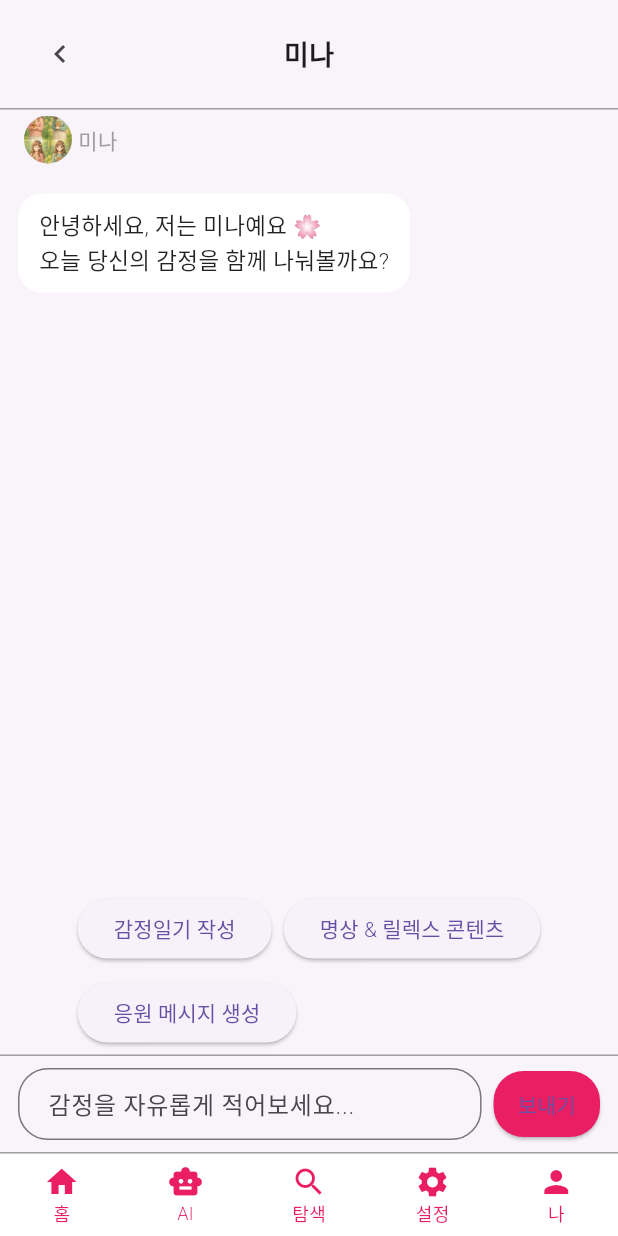
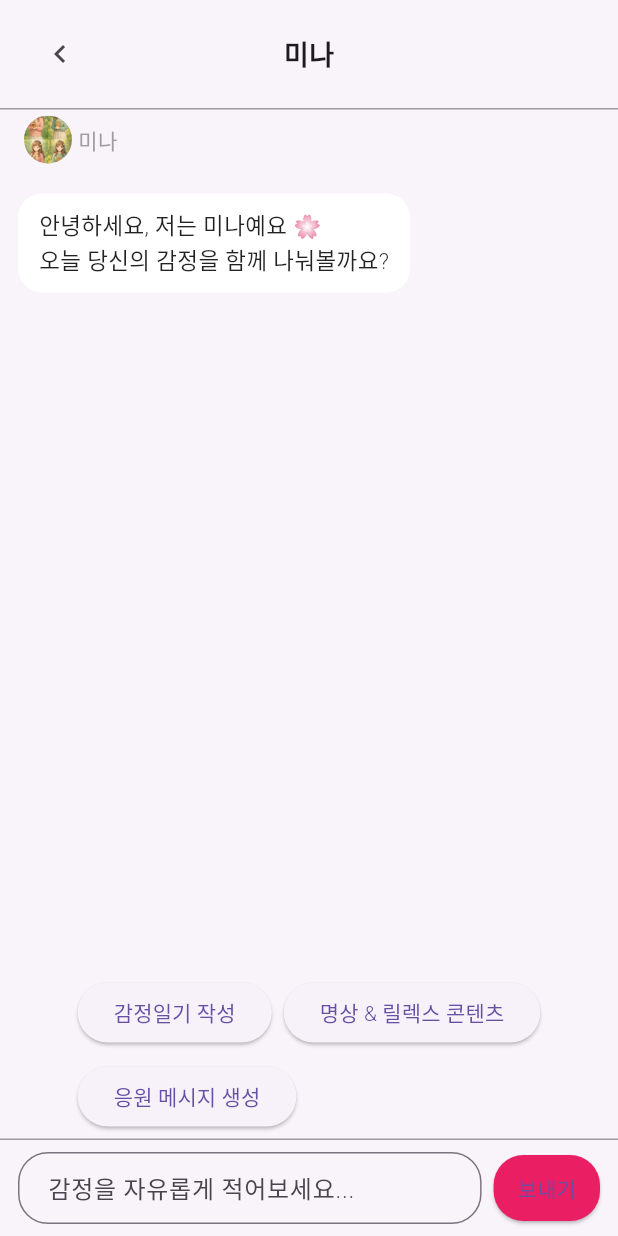
Before and after one commit to SodamTeam/Sodam, a Flutter app: the MinaChat screen opened directly with empty values, on a phone screen of 412 x 824 dp. Run offline on Flutter 3.47's test engine with Material 3 defaults, Android fonts, the phone set to English and light mode, and no system bars; our stand-ins replace audioplayers, carousel_slider, flutter_secure_storage, image_picker, sqflite; accounts and stored records are empty; network calls fail.

Commit message:
Mina_chat 수정

```diff
--- a/lib/Mina_chat.dart
+++ b/lib/Mina_chat.dart
@@ -206,13 +206,6 @@ class _MinaChatState extends State<MinaChat> {
     });
   }
 
-  Widget _navItem(IconData icon, String label) {
-    return Column(
-      mainAxisAlignment: MainAxisAlignment.center,
-      children: [Icon(icon, size: 24, color: Colors.pink), Text(label, style: const TextStyle(fontSize: 12, color: Colors.pink))],
-    );
-  }
-
   @override
   Widget build(BuildContext context) {
     return Scaffold(
@@ -228,7 +221,6 @@ class _MinaChatState extends State<MinaChat> {
               child: Stack(
                 alignment: Alignment.center,
                 children: [
-                  // 왼쪽 버튼
                   Align(
                     alignment: Alignment.centerLeft,
                     child: IconButton(
@@ -236,7 +228,6 @@ class _MinaChatState extends State<MinaChat> {
                       icon: const Icon(Icons.chevron_left),
                     ),
                   ),
-                  // 가운데 텍스트
                   const Text(
                     '미나',
                     style: TextStyle(fontSize: 18, fontWeight: FontWeight.bold),
@@ -244,21 +235,20 @@ class _MinaChatState extends State<MinaChat> {
                 ],
               ),
             ),
-            // ─── 헤더 2/2: 왼쪽 아바타 + 이름
             Container(
-              padding: const EdgeInsets.symmetric(horizontal: 16, vertical: 4), // 수정: 세로 패딩 축소
+              padding: const EdgeInsets.symmetric(horizontal: 16, vertical: 4),
               child: Row(
                 children: [
                   CircleAvatar(
                     radius: 16,
-                    backgroundImage: AssetImage('assets/girl3.png'), // 수정: 미나 사진
+                    backgroundImage: AssetImage('assets/girl3.png'),
                   ),
-                  const SizedBox(width: 4),                             // 수정: 가로 여백 축소
+                  const SizedBox(width: 4),
                   const Text(
-                    '미나',                                              // 수정: 이름 추가
+                    '미나',
                     style: TextStyle(
                       fontSize: 14,
-                      color: Colors.grey,                                // 수정: 유리 화면과 동일한 색
+                      color: Colors.grey,
                       fontWeight: FontWeight.w500,
                     ),
                   ),
@@ -282,7 +272,13 @@ class _MinaChatState extends State<MinaChat> {
                         color: isMina ? Colors.white : Colors.pink[100],
                         borderRadius: BorderRadius.circular(16),
                       ),
-                      child: Text(msg['text']!, style: TextStyle(color: isMina ? Colors.black87 : Colors.pink[900], fontSize: 15)),
+                      child: Text(
+                        msg['text']!,
+                        style: TextStyle(
+                          color: isMina ? Colors.black87 : Colors.pink[900],
+                          fontSize: 15,
+                        ),
+                      ),
                     ),
                   );
                 },
@@ -294,9 +290,27 @@ class _MinaChatState extends State<MinaChat> {
                 spacing: 8,
                 runSpacing: 8,
                 children: [
-                  ElevatedButton(onPressed: _isLoading ? null : () => Navigator.push(context, MaterialPageRoute(builder: (_) => EmotionDiary(onGoBack: () => Navigator.pop(context)))), child: const Text('감정일기 작성')),
-                  ElevatedButton(onPressed: _isLoading ? null : () => Navigator.push(context, MaterialPageRoute(builder: (_) => MeditationContent(onGoBack: () => Navigator.pop(context)))), child: const Text('명상 & 릴렉스 콘텐츠')),
-                  ElevatedButton(onPressed: _isLoading ? null : () => Navigator.push(context, MaterialPageRoute(builder: (_) => EncouragementGenerator(onGoBack: () => Navigator.pop(context)))), child: const Text('응원 메시지 생성')),
+                  ElevatedButton(
+                    onPressed: _isLoading ? null : () => Navigator.push(
+                      context,
+                      MaterialPageRoute(builder: (_) => EmotionDiary(onGoBack: () => Navigator.pop(context))),
+                    ),
+                    child: const Text('감정일기 작성'),
+                  ),
+                  ElevatedButton(
+                    onPressed: _isLoading ? null : () => Navigator.push(
+                      context,
+                      MaterialPageRoute(builder: (_) => MeditationContent(onGoBack: () => Navigator.pop(context))),
+                    ),
+                    child: const Text('명상 & 릴렉스 콘텐츠'),
+                  ),
+                  ElevatedButton(
+                    onPressed: _isLoading ? null : () => Navigator.push(
+                      context,
+                      MaterialPageRoute(builder: (_) => EncouragementGenerator(onGoBack: () => Navigator.pop(context))),
+                    ),
+                    child: const Text('응원 메시지 생성'),
+                  ),
                 ],
               ),
             ),
@@ -319,7 +333,6 @@ class _MinaChatState extends State<MinaChat> {
                   const SizedBox(width: 8),
                   ElevatedButton(
                     onPressed: _isLoading ? null : () => _sendMessage(),
-
                     style: ElevatedButton.styleFrom(
                       backgroundColor: Colors.pink,
                       shape: RoundedRectangleBorder(borderRadius: BorderRadius.circular(20)),
@@ -333,26 +346,6 @@ class _MinaChatState extends State<MinaChat> {
           ],
         ),
       ),
-      bottomNavigationBar: SafeArea(
-        top: false,
-        child: Container(
-          height: 56,
-          decoration: const BoxDecoration(
-            border: Border(top: BorderSide(color: Colors.grey)),
-            color: Colors.white,
-          ),
-          child: Row(
-            mainAxisAlignment: MainAxisAlignment.spaceAround,
-            children: [
-              _navItem(Icons.home, '홈'),
-              _navItem(Icons.smart_toy, 'AI'),
-              _navItem(Icons.search, '탐색'),
-              _navItem(Icons.settings, '설정'),
-              _navItem(Icons.person, '나'),
-            ],
-          ),
-        ),
-      ),
     );
   }
 }
--- a/pubspec.yaml
+++ b/pubspec.yaml
@@ -38,7 +38,7 @@ dependencies:
   carousel_slider: ^5.0.0
   sqflite: ^2.0.0+4
   path_provider: ^2.0.11
-  intl: ^0.20.2
+  intl: ^0.19.0
   drift: ^2.7.0
   drift_sqflite: ^2.0.0
   hive: ^2.2.3
```
